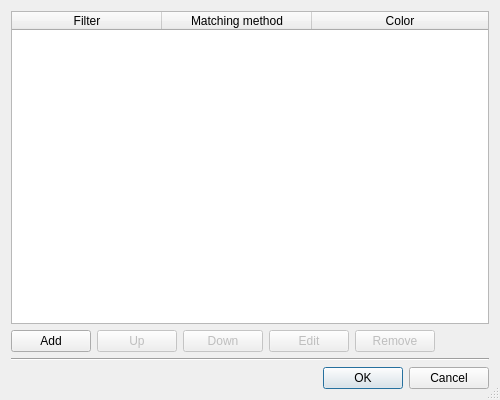
First picture: the form in src/DialogEditColors.ui, repository gdevic/Z80Explorer, before the edit.
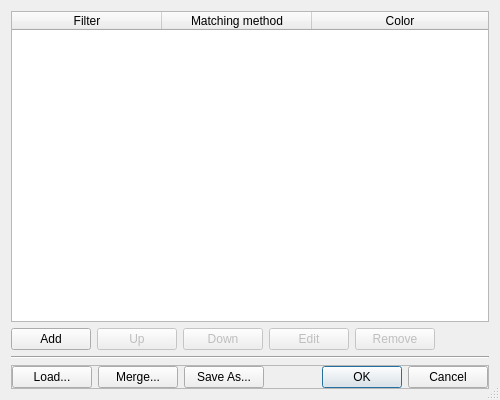
Second picture: the form after the edit.

Commit message:
Better colors (file) management
Loads, merges and saves as color definitions (from the Edit Color dialog)

```diff
--- a/src/DialogEditColors.ui
+++ b/src/DialogEditColors.ui
@@ -126,13 +126,58 @@
     </widget>
    </item>
    <item>
-    <widget class="QDialogButtonBox" name="buttonBox">
-     <property name="orientation">
-      <enum>Qt::Orientation::Horizontal</enum>
+    <widget class="QFrame" name="frame">
+     <property name="frameShape">
+      <enum>QFrame::Shape::StyledPanel</enum>
      </property>
-     <property name="standardButtons">
-      <set>QDialogButtonBox::StandardButton::Cancel|QDialogButtonBox::StandardButton::Ok</set>
+     <property name="frameShadow">
+      <enum>QFrame::Shadow::Raised</enum>
      </property>
+     <layout class="QHBoxLayout" name="horizontalLayout_2">
+      <property name="leftMargin">
+       <number>0</number>
+      </property>
+      <property name="topMargin">
+       <number>0</number>
+      </property>
+      <property name="rightMargin">
+       <number>0</number>
+      </property>
+      <property name="bottomMargin">
+       <number>0</number>
+      </property>
+      <item>
+       <widget class="QPushButton" name="btLoad">
+        <property name="text">
+         <string>Load...</string>
+        </property>
+       </widget>
+      </item>
+      <item>
+       <widget class="QPushButton" name="btMerge">
+        <property name="text">
+         <string>Merge...</string>
+        </property>
+       </widget>
+      </item>
+      <item>
+       <widget class="QPushButton" name="btSaveAs">
+        <property name="text">
+         <string>Save As...</string>
+        </property>
+       </widget>
+      </item>
+      <item>
+       <widget class="QDialogButtonBox" name="buttonBox">
+        <property name="orientation">
+         <enum>Qt::Orientation::Horizontal</enum>
+        </property>
+        <property name="standardButtons">
+         <set>QDialogButtonBox::StandardButton::Cancel|QDialogButtonBox::StandardButton::Ok</set>
+        </property>
+       </widget>
+      </item>
+     </layout>
     </widget>
    </item>
   </layout>
```
Left out of the diff: 11 changed lines with no effect on the pictures. The commit also changes 4 other files.
